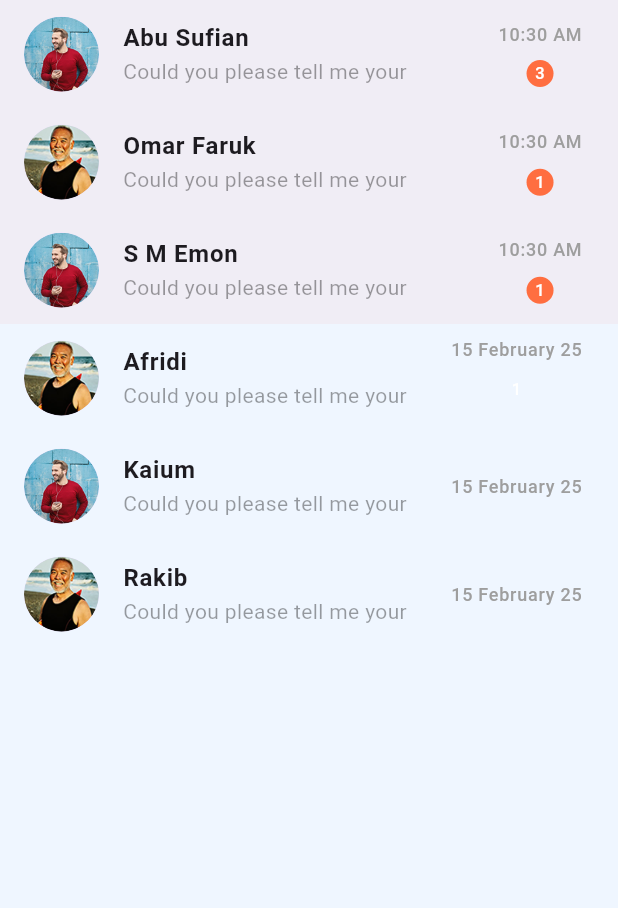
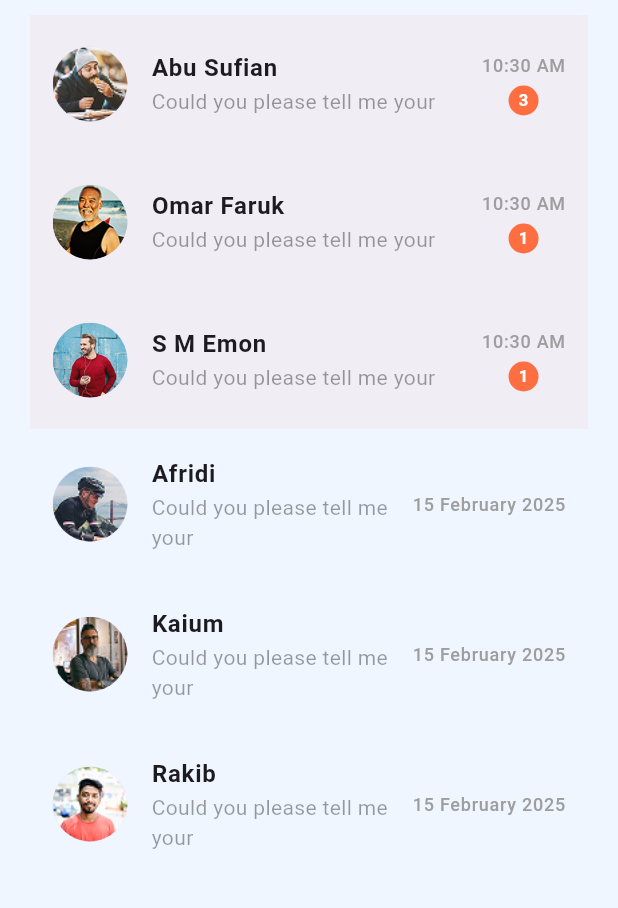
Before and after one commit to saimon7g/Bands_Picker_Project, a Flutter app: the MessagePage screen opened directly, on a phone screen of 412 x 824 dp, the part 96-1004 px from its top. Run offline on Flutter 3.47's test engine with Material 3 defaults, Android fonts, the light colour scheme and no system bars; our stand-ins replace flutter_svg, get.

Commit message:
account picture added

```diff
--- a/lib/ui/pages/message_module/data/inbox_model.dart
+++ b/lib/ui/pages/message_module/data/inbox_model.dart
@@ -6,14 +6,16 @@ class ChatMessage {
   final String time;
   final String date;
   final int notSeenMessageAmount;
+  final String? imagePath;
 
   ChatMessage({
     required this.name,
     required this.message,
     required DateTime dateTime,
     required this.notSeenMessageAmount,
-  })  : time = DateFormat('h:mm a').format(dateTime),
-        date = DateFormat('dd MMM yyyy').format(dateTime);
+    this.imagePath,
+  })  : time = DateFormat('h:mm a').format(dateTime), //: is called an initializer list. It's used to set values before the body of the constructor runs.
+        date = DateFormat('dd MMMM yyyy').format(dateTime);
 
   // Convert JSON to Model
   factory ChatMessage.fromJson(Map<String, dynamic> json) {
@@ -22,18 +24,20 @@ class ChatMessage {
       message: json['message'],
       dateTime: DateTime.parse(json['dateTime']),
       notSeenMessageAmount: json['notSeenMessageAmount'],
+      imagePath: json['imagePath'],
     );
   }
 
   DateTime? get dateTime => null;
 
-  // Convert Model to JSON
+  // Convert Model to JSON8
   Map<String, dynamic> toJson() {
     return {
       'name': name,
       'message': message,
       'dateTime': DateTime.now().toIso8601String(), // Store original DateTime
       'notSeenMessageAmount': notSeenMessageAmount,
+      'imagePath': imagePath,
     };
   }
 }
--- a/lib/ui/pages/message_module/screen/message_screen.dart
+++ b/lib/ui/pages/message_module/screen/message_screen.dart
@@ -2,229 +2,132 @@ import 'package:bands_picker/ui/utils/constants/app_colors.dart';
 import 'package:flutter/material.dart';
 import 'package:get/get.dart';
 import 'package:intl/intl.dart';
+import '../data/inbox_model.dart';
+
 
 class MessagePage extends StatelessWidget {
+  // Sample data list
+  final List<ChatMessage> messages = [
+    ChatMessage(
+      name: "Abu Sufian",
+      message: "Could you please tell me your",
+      dateTime: DateTime.now(),
+      notSeenMessageAmount: 3,
+      imagePath: 'assets/images/eattt.png',
+    ),
+    ChatMessage(
+      name: "Omar Faruk",
+      message: "Could you please tell me your",
+      dateTime: DateTime.now(),
+      notSeenMessageAmount: 1,
+      imagePath: 'assets/images/Elli5.png',
+    ),
+    ChatMessage(
+      name: "S M Emon",
+      message: "Could you please tell me your",
+      dateTime: DateTime.now(),
+      notSeenMessageAmount: 1,
+      imagePath: 'assets/images/Ellips.png',
+    ),
+    ChatMessage(
+      name: "Afridi",
+      message: "Could you please tell me your",
+      dateTime: DateTime.now(),
+      notSeenMessageAmount: 0, // No unread messages
+      imagePath: 'assets/images/human.png',
+    ),
+    ChatMessage(
+      name: "Kaium",
+      message: "Could you please tell me your",
+      dateTime: DateTime.now(),
+      notSeenMessageAmount: 0,
+      imagePath: 'assets/images/65.png',
+    ),
+    ChatMessage(
+      name: "Rakib",
+      message: "Could you please tell me your",
+      dateTime: DateTime.now(),
+      notSeenMessageAmount: 0,
+      imagePath: 'assets/images/Ellipsededd.png',
+    ),
+  ];
+
+  String formatDateTime(DateTime dateTime, bool isSeen) {
+    if (isSeen) {
+      return DateFormat('dd MMMM yyyy').format(dateTime); // Show date if seen
+    } else {
+      return DateFormat('h:mm a').format(dateTime); // Show time in AM/PM format if not seen
+    }
+  }
+
   @override
   Widget build(BuildContext context) {
     return Scaffold(
       backgroundColor: AppColor.backgroundColor,
       appBar: PreferredSize(
-        preferredSize: Size(360, 64),
+        preferredSize: Size.fromHeight(64),
         child: Padding(
-            padding: EdgeInsets.fromLTRB(95, 16, 95, 16),
+          padding: EdgeInsets.only(left: 95, right: 95, top: 16,bottom: 16),
           child: AppBar(
             centerTitle: true,
-              title: Image.asset("assets/images/appbarLogo.png"),
+            title: Image.asset("assets/images/appbarLogo.png", height: 32, width:170,),
             backgroundColor: AppColor.backgroundColor,
-              elevation: 0,
-            )),
+
           ),
-      body: Column(
+        ),
+      ),
+      body: Padding(
+        padding: EdgeInsets.only(left: 20, right: 20, top: 10),
+        child: ListView.builder(
+          itemCount: messages.length,
+          itemBuilder: (context, index) {
+            ChatMessage chat = messages[index];
+            bool isSeen = chat.notSeenMessageAmount == 0;
+
+            return Column(
               children: [
                 ListTile(
+                  contentPadding: EdgeInsets.symmetric(vertical: 10, horizontal: 15),
                   title: Text(
-              "Abu Sufian",
-              style: TextStyle(fontWeight: FontWeight.bold),
+                    chat.name,
+                    style: TextStyle(fontWeight: FontWeight.bold, fontSize: 16),
                   ),
-            subtitle: Text("Could you please tell me your",
-              style: TextStyle(color:Colors.black38),),
-            tileColor: AppColor.notseenmessage,
+                  subtitle: Text(
+                    chat.message,
+                    style: TextStyle(color: Colors.black38, fontSize: 14),
+                  ),
+                  tileColor: chat.notSeenMessageAmount > 0
+                      ? AppColor.notseenmessage
+                      : Colors.transparent,
                   trailing: Column(
                     mainAxisSize: MainAxisSize.min,
                     children: [
                       Text(
-                  DateFormat('hh:mm a').format(DateTime.now()), // Shows time
+                        formatDateTime(chat.dateTime ?? DateTime.now(), isSeen),
                         style: TextStyle(fontSize: 12, color: Colors.grey),
                       ),
-                SizedBox(height: 9), // Space between time and unread count
+                      if (chat.notSeenMessageAmount > 0) ...[
+                        SizedBox(height: 5),
                         CircleAvatar(
-                  radius: 9,
+                          radius: 10,
                           backgroundColor: Colors.deepOrangeAccent,
                           child: Text(
-                    "3",
-                    style: TextStyle(color: Colors.white, fontSize: 11),
+                            chat.notSeenMessageAmount.toString(),
+                            style: TextStyle(color: Colors.white, fontSize: 11, fontWeight: FontWeight.bold),
                           ),
                         ),
                       ],
+                    ],
                   ),
                   leading: CircleAvatar(
-                backgroundImage:
-                AssetImage('assets/images/Ellipse 55.png'), // Local image
-                radius: 25),
+                    backgroundImage: AssetImage(chat.imagePath ?? 'assets/images/default.png'),
+                    radius: 25,
+                  ),
                   onTap: () {
                     Get.defaultDialog(
                       titlePadding: EdgeInsets.only(top: 10),
                       title: "Delete",
-                middleText: "You want delete message?",
-                contentPadding: EdgeInsets.all(20),
-                textConfirm: "Yes",
-                textCancel: "No",
-              );
-            },
-          ),
-          ListTile(
-            title: Text(
-              "Omar Faruk",
-              style: TextStyle(fontWeight: FontWeight.bold),
-            ),
-            subtitle: Text("Could you please tell me your",
-              style: TextStyle(color:Colors.black38),),
-            tileColor: AppColor.notseenmessage,
-            trailing: Column(
-              mainAxisSize: MainAxisSize.min,
-              children: [
-                Text(
-                  DateFormat('hh:mm a').format(DateTime.now()), // Shows time
-                  style: TextStyle(fontSize: 12, color: Colors.grey),
-                ),
-                SizedBox(height: 10), // Space between time and unread count
-                CircleAvatar(
-                  radius: 9,
-                  backgroundColor: Colors.deepOrangeAccent,
-                  child: Text(
-                    "1",
-                    style: TextStyle(color: Colors.white, fontSize: 11),
-                  ),
-                ),
-              ],
-            ),
-            leading: CircleAvatar(
-                backgroundImage: AssetImage(
-                    'assets/images/Ellipse 55 (1).png'), // Local image
-                radius: 25),
-            onTap: () {
-              Get.defaultDialog(
-                titlePadding: EdgeInsets.only(top: 10),
-                title: "Delete",
-                middleText: "You want delete message?",
-                contentPadding: EdgeInsets.all(20),
-                textConfirm: "Yes",
-                textCancel: "No",
-              );
-            },
-          ),
-          ListTile(
-            title: Text(
-              "S M Emon",
-              style: TextStyle(fontWeight: FontWeight.bold),
-            ),
-            subtitle: Text("Could you please tell me your",
-              style: TextStyle(color:Colors.black38),),
-            tileColor: AppColor.notseenmessage,
-            trailing: Column(
-              mainAxisSize: MainAxisSize.min,
-              children: [
-                Text(
-                  DateFormat('hh:mm a').format(DateTime.now()), // Shows time
-                  style: TextStyle(fontSize: 12, color: Colors.grey),
-                ),
-                SizedBox(height: 10), // Space between time and unread count
-                CircleAvatar(
-                  radius: 9,
-                  backgroundColor: Colors.deepOrangeAccent,
-                  child: Text(
-                    "1",
-                    style: TextStyle(color: Colors.white, fontSize: 11),
-                  ),
-                ),
-              ],
-            ),
-            leading: CircleAvatar(
-                backgroundImage:
-                AssetImage('assets/images/Ellipse 55.png'), // Local image
-                radius: 25),
-            onTap: () {
-              Get.defaultDialog(
-                titlePadding: EdgeInsets.only(top: 10),
-                title: "Delete",
-                middleText: "You want delete message?",
-                contentPadding: EdgeInsets.all(20),
-                textConfirm: "Yes",
-                textCancel: "No",
-              );
-            },
-          ),
-          ListTile(
-            title: Text(
-              "Afridi",
-              style: TextStyle(fontWeight: FontWeight.bold),
-            ),
-            subtitle: Text("Could you please tell me your",
-              style: TextStyle(color:Colors.black38),),
-            trailing: Column(
-              //mainAxisSize: MainAxisSize.min,
-              children: [
-                Text(
-                  DateFormat('d MMMM yy').format(DateTime.now()), // Shows time
-                  style: TextStyle(fontSize: 12, color: Colors.grey),
-                ),
-                SizedBox(height: 10), // Space between time and unread count
-                Text(
-                  "1",
-                  style: TextStyle(color: Colors.white, fontSize: 11),
-                ),
-              ],
-            ),
-            leading: CircleAvatar(
-                backgroundImage:
-                AssetImage('assets/images/Ellipse 55 (1).png'), // Local image
-                radius: 25),
-            onTap: () {
-              Get.defaultDialog(
-                titlePadding: EdgeInsets.only(top: 10),
-                title: "Delete",
-                middleText: "You want delete message?",
-                contentPadding: EdgeInsets.all(20),
-                textConfirm: "Yes",
-                textCancel: "No",
-              );
-            },
-          ),
-          ListTile(
-            title: Text(
-              "Kaium",
-              style: TextStyle(fontWeight: FontWeight.bold),
-            ),
-            subtitle: Text("Could you please tell me your",
-              style: TextStyle(color:Colors.black38),),
-            trailing: Text(
-              DateFormat('d MMMM yy').format(DateTime.now()), // Shows time
-              style: TextStyle(fontSize: 12, color: Colors.grey),
-            ),
-            leading: CircleAvatar(
-                backgroundImage: AssetImage('assets/images/Ellipse 55.png'), // Local image
-                radius: 25),
-            onTap: () {
-              Get.defaultDialog(
-                titlePadding: EdgeInsets.only(top: 10),
-                title: "Delete",
-                middleText: "You want delete message?",
-                contentPadding: EdgeInsets.all(20),
-                textConfirm: "Yes",
-                textCancel: "No",
-              );
-            },
-          ),
-          ListTile(
-            title: Text(
-              "Rakib",
-              style: TextStyle(fontWeight: FontWeight.bold),
-            ),
-            subtitle: Text("Could you please tell me your",
-              style: TextStyle(color:Colors.black38),),
-            trailing: Text(
-              DateFormat('d MMMM yy').format(DateTime.now()), // Shows time
-              style: TextStyle(fontSize: 12, color: Colors.grey),
-            ),
-            leading: CircleAvatar(
-                backgroundImage: AssetImage(
-                    'assets/images/Ellipse 55 (1).png'), // Local image
-                radius: 25),
-            onTap: () {
-              Get.defaultDialog(
-                titlePadding: EdgeInsets.only(top: 10),
-                title: "Delete",
-                middleText: "You want delete message?",
+                      middleText: "You want to delete this message?",
                       contentPadding: EdgeInsets.all(20),
                       textConfirm: "Yes",
                       textCancel: "No",
@@ -232,16 +135,10 @@ class MessagePage extends StatelessWidget {
                   },
                 ),
               ],
+            );
+          },
+        ),
       ),
     );
   }
 }
-
-void getCurrentTime() {
-  DateTime now = DateTime.now();
-
-  String formattedDate =
-  DateFormat('dd-MM-yyyy').format(now); // Example: 2025-02-12
-  String formattedTime = DateFormat('hh:mm a').format(now); // Example: 02:30 PM
-
-}
```
Also changed, not shown: assets/images/65.png (added), assets/images/Elli5.png (renamed from assets/images/Ellipse 55 (1).png), assets/images/Ellips.png (added), assets/images/Ellipsededd.png (added), assets/images/eattt.png (added), assets/images/human.png (added), assets/images/img notfound.jpg (added). Lines whose indentation alone changed are shown as unchanged.
